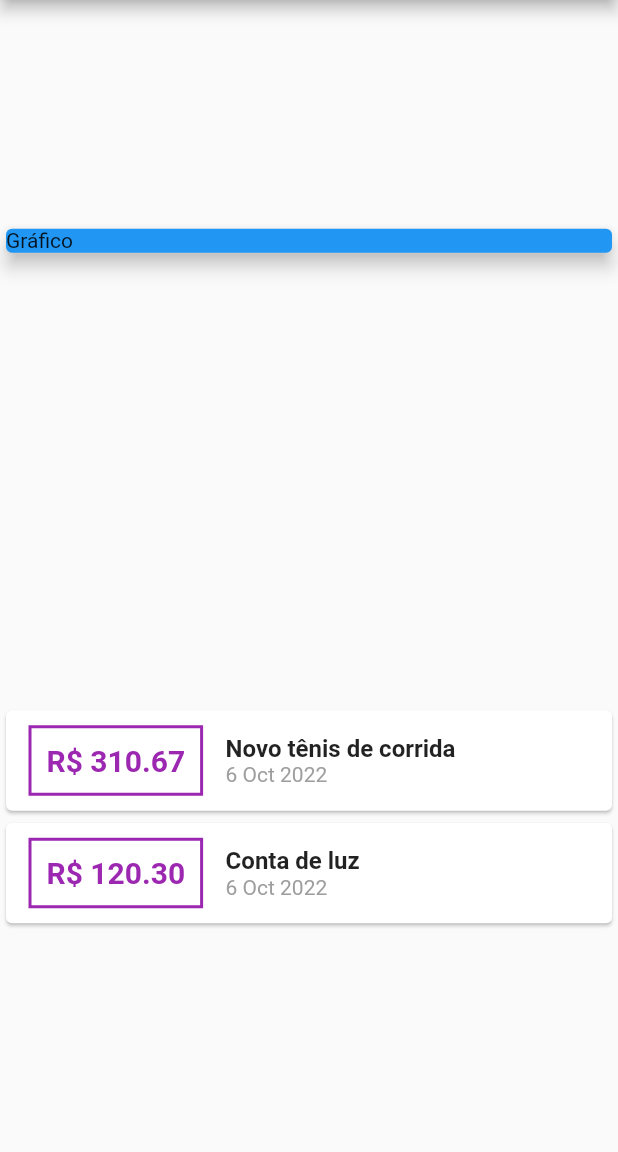
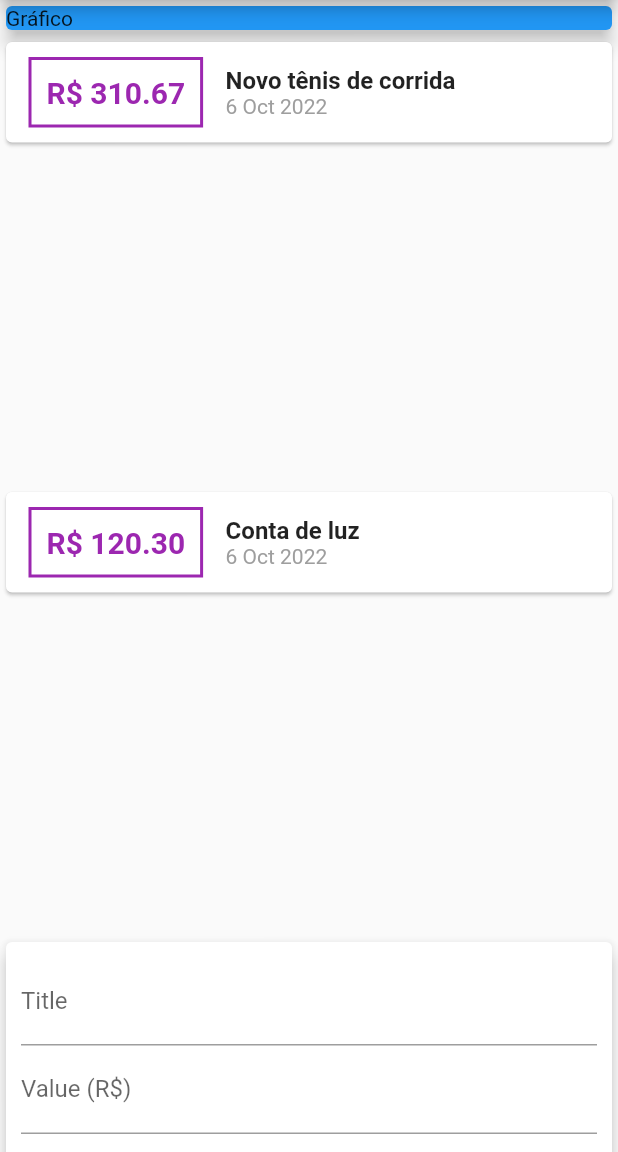
Before and after one commit to KetlenCamille/expenses, a Flutter app: the screen it shows after launch, on a phone screen of 412 x 824 dp, the part 84-1236 px from its top. Run offline on Flutter 3.47's test engine with Material 2 defaults, Android fonts, the phone set to English and light mode, and no system bars.

Commit message:
Creating TransactionForm, TransactionList and TransactionUser

```diff
--- /dev/null
+++ b/lib/components/transaction_form.dart
@@ -0,0 +1,48 @@
+import 'package:flutter/material.dart';
+
+class TransactionForm extends StatelessWidget {
+  final titleController = TextEditingController();
+  final valueController = TextEditingController();
+
+  final void Function(String, double) onSubmit;
+
+  TransactionForm(this.onSubmit);
+
+  @override
+  Widget build(BuildContext context) {
+    return Card(
+      elevation: 5,
+      child: Padding(
+        padding: const EdgeInsets.all(10),
+        child: Column(children: <Widget>[
+          TextField(
+            controller: titleController,
+            decoration: InputDecoration(
+              labelText: 'Title',
+            ),
+          ),
+          TextField(
+            controller: valueController,
+            decoration: InputDecoration(
+              labelText: 'Value (R\$)',
+            ),
+          ),
+          Row(
+            mainAxisAlignment: MainAxisAlignment.end,
+            children: [
+              FlatButton(
+                child: Text('New Transaction'),
+                textColor: Colors.purple,
+                onPressed: () {
+                  final title = titleController.text;
+                  final value = double.tryParse(valueController.text) ?? 0.0;
+                  onSubmit(title, value);
+                },
+              ),
+            ],
+          )
+        ]),
+      ),
+    );
+  }
+}
--- /dev/null
+++ b/lib/components/transaction_list.dart
@@ -0,0 +1,54 @@
+import 'package:flutter/material.dart';
+import 'package:intl/intl.dart';
+import '../models/transaction.dart';
+
+class TransactionList extends StatelessWidget {
+  final List<Transaction> transactions;
+
+  TransactionList(this.transactions);
+
+  @override
+  Widget build(BuildContext context) {
+    return Column(
+        children: transactions.map((tr) {
+      return Container(
+        height: 300,
+        child: SingleChildScrollView(
+          child: Card(
+            child: Row(children: <Widget>[
+              Container(
+                  margin: EdgeInsets.symmetric(
+                    horizontal: 15,
+                    vertical: 10,
+                  ),
+                  decoration: BoxDecoration(
+                    border: Border.all(color: Colors.purple, width: 2),
+                  ),
+                  padding: EdgeInsets.all(10),
+                  child: Text('R\$ ${tr.value.toStringAsFixed(2)}',
+                      style: TextStyle(
+                        fontWeight: FontWeight.bold,
+                        fontSize: 20,
+                        color: Colors.purple,
+                      ))),
+              Column(
+                crossAxisAlignment: CrossAxisAlignment.start,
+                children: <Widget>[
+                  Text(
+                    tr.title,
+                    style: TextStyle(
+                      fontWeight: FontWeight.bold,
+                      fontSize: 16,
+                    ),
+                  ),
+                  Text(DateFormat('d MMM y').format(tr.date),
+                      style: TextStyle(color: Colors.grey))
+                ],
+              )
+            ]),
+          ),
+        ),
+      );
+    }).toList());
+  }
+}
--- /dev/null
+++ b/lib/components/transaction_user.dart
@@ -0,0 +1,49 @@
+import 'dart:math';
+
+import 'package:flutter/material.dart';
+import '../components/transaction_form.dart';
+import '../components/transaction_list.dart';
+import '../models/transaction.dart';
+
+class TransactionUser extends StatefulWidget {
+  const TransactionUser({Key? key}) : super(key: key);
+
+  @override
+  State<TransactionUser> createState() => _TransactionUserState();
+}
+
+class _TransactionUserState extends State<TransactionUser> {
+  final _transactions = [
+    Transaction(
+      id: 't1',
+      title: 'Novo tênis de corrida',
+      value: 310.67,
+      date: DateTime.now(),
+    ),
+    Transaction(
+        id: 't2', title: 'Conta de luz', value: 120.30, date: DateTime.now())
+  ];
+
+  _addTransaction(String title, double value) {
+    final newTransaction = Transaction(
+      id: Random().nextDouble().toString(),
+      title: title,
+      value: value,
+      date: DateTime.now(),
+    );
+
+    setState(() {
+      _transactions.add(newTransaction);
+    });
+  }
+
+  @override
+  Widget build(BuildContext context) {
+    return Column(
+      children: <Widget>[
+        TransactionList(_transactions),
+        TransactionForm(_addTransaction),
+      ],
+    );
+  }
+}
--- a/lib/main.dart
+++ b/lib/main.dart
@@ -1,6 +1,6 @@
+import 'package:expenses/components/transaction_user.dart';
 import 'package:expenses/models/transaction.dart';
 import 'package:flutter/material.dart';
-import 'package:intl/intl.dart';
 
 main() => runApp(ExpensesApp());
 
@@ -9,23 +9,14 @@ class ExpensesApp extends StatelessWidget {
 
   @override
   Widget build(BuildContext context) {
-    return MaterialApp(home: MyHomePage());
+    return MaterialApp(
+      home: MyHomePage(),
+    );
   }
 }
 
 class MyHomePage extends StatelessWidget {
   MyHomePage({Key? key}) : super(key: key);
-
-  final _transactions = [
-    Transaction(
-      id: 't1',
-      title: 'Novo tênis de corrida',
-      value: 310.67,
-      date: DateTime.now(),
-    ),
-    Transaction(
-        id: 't2', title: 'Conta de luz', value: 120.30, date: DateTime.now())
-  ];
 
   @override
   Widget build(BuildContext context) {
@@ -33,8 +24,8 @@ class MyHomePage extends StatelessWidget {
         appBar: AppBar(
           title: Text('Personal Expenses'),
         ),
-        body: Column(
-          mainAxisAlignment: MainAxisAlignment.spaceAround,
+        body: SingleChildScrollView(
+          child: Column(
             crossAxisAlignment: CrossAxisAlignment.stretch,
             children: <Widget>[
               Container(
@@ -45,43 +36,9 @@ class MyHomePage extends StatelessWidget {
                   elevation: 5,
                 ),
               ),
-            Column(
-                children: _transactions.map((tr) {
-              return Card(
-                child: Row(children: <Widget>[
-                  Container(
-                      margin: EdgeInsets.symmetric(
-                        horizontal: 15,
-                        vertical: 10,
+              TransactionUser()
+            ],
           ),
-                      decoration: BoxDecoration(
-                        border: Border.all(color: Colors.purple, width: 2),
-                      ),
-                      padding: EdgeInsets.all(10),
-                      child: Text('R\$ ${tr.value.toStringAsFixed(2)}',
-                          style: TextStyle(
-                            fontWeight: FontWeight.bold,
-                            fontSize: 20,
-                            color: Colors.purple,
-                          ))),
-                  Column(
-                    crossAxisAlignment: CrossAxisAlignment.start,
-                    children: <Widget>[
-                      Text(
-                        tr.title,
-                        style: TextStyle(
-                          fontWeight: FontWeight.bold,
-                          fontSize: 16,
-                        ),
-                      ),
-                      Text(DateFormat('d MMM y').format(tr.date),
-                          style: TextStyle(color: Colors.grey))
-                    ],
-                  )
-                ]),
-              );
-            }).toList())
-          ],
         ));
   }
 }
```
Lines whose indentation alone changed are shown as unchanged.
